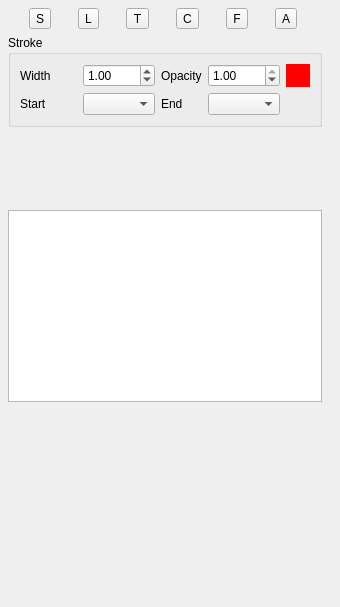
Above: inspector.ui from mswed/anny before the change. Below: the same form after it.
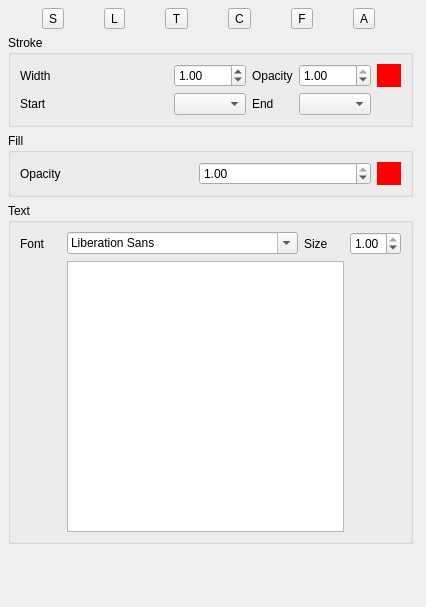
That is the form after the change.

Commit message: text follows line

Patch:
```diff
--- a/inspector.ui
+++ b/inspector.ui
@@ -6,7 +6,7 @@
    <rect>
     <x>0</x>
     <y>0</y>
-    <width>340</width>
+    <width>426</width>
     <height>607</height>
    </rect>
   </property>
@@ -18,8 +18,8 @@
     <rect>
      <x>0</x>
      <y>0</y>
-     <width>330</width>
-     <height>410</height>
+     <width>421</width>
+     <height>552</height>
     </rect>
    </property>
    <layout class="QVBoxLayout" name="mainLayout">
@@ -194,20 +194,104 @@
      </widget>
     </item>
     <item>
-     <spacer name="verticalSpacer">
-      <property name="orientation">
-       <enum>Qt::Vertical</enum>
+     <widget class="QGroupBox" name="fillBox">
+      <property name="title">
+       <string>Fill</string>
       </property>
-      <property name="sizeHint" stdset="0">
-       <size>
-        <width>20</width>
-        <height>40</height>
-       </size>
-      </property>
-     </spacer>
+      <layout class="QGridLayout" name="gridLayout">
+       <item row="0" column="0">
+        <widget class="QLabel" name="fillOpacityLabel">
+         <property name="text">
+          <string>Opacity</string>
+         </property>
+        </widget>
+       </item>
+       <item row="0" column="1">
+        <widget class="QDoubleSpinBox" name="fillOpacityField">
+         <property name="maximum">
+          <double>1.000000000000000</double>
+         </property>
+         <property name="singleStep">
+          <double>0.100000000000000</double>
+         </property>
+         <property name="value">
+          <double>1.000000000000000</double>
+         </property>
+        </widget>
+       </item>
+       <item row="0" column="2">
+        <widget class="QPushButton" name="fillColorBtn">
+         <property name="sizePolicy">
+          <sizepolicy hsizetype="Fixed" vsizetype="Fixed">
+           <horstretch>0</horstretch>
+           <verstretch>0</verstretch>
+          </sizepolicy>
+         </property>
+         <property name="maximumSize">
+          <size>
+           <width>24</width>
+           <height>24</height>
+          </size>
+         </property>
+         <property name="autoFillBackground">
+          <bool>false</bool>
+         </property>
+         <property name="styleSheet">
+          <string notr="true">background-color: red; border: none;</string>
+         </property>
+         <property name="text">
+          <string/>
+         </property>
+        </widget>
+       </item>
+      </layout>
+     </widget>
     </item>
     <item>
-     <widget class="QTextEdit" name="textField"/>
+     <widget class="QGroupBox" name="textBox">
+      <property name="title">
+       <string>Text</string>
+      </property>
+      <layout class="QGridLayout" name="gridLayout_2">
+       <item row="0" column="1">
+        <widget class="QFontComboBox" name="fontCb"/>
+       </item>
+       <item row="0" column="3">
+        <widget class="QDoubleSpinBox" name="fontSizeField">
+         <property name="maximum">
+          <double>1.000000000000000</double>
+         </property>
+         <property name="singleStep">
+          <double>0.100000000000000</double>
+         </property>
+         <property name="value">
+          <double>1.000000000000000</double>
+         </property>
+        </widget>
+       </item>
+       <item row="0" column="0">
+        <widget class="QLabel" name="fontLabel">
+         <property name="text">
+          <string>Font</string>
+         </property>
+        </widget>
+       </item>
+       <item row="0" column="2">
+        <widget class="QLabel" name="fontSizeLabel">
+         <property name="text">
+          <string>Size</string>
+         </property>
+        </widget>
+       </item>
+       <item row="1" column="1" colspan="2">
+        <widget class="QTextEdit" name="textField">
+         <property name="lineWrapColumnOrWidth">
+          <number>0</number>
+         </property>
+        </widget>
+       </item>
+      </layout>
+     </widget>
     </item>
    </layout>
   </widget>
```
The commit also changes 1 other file.
